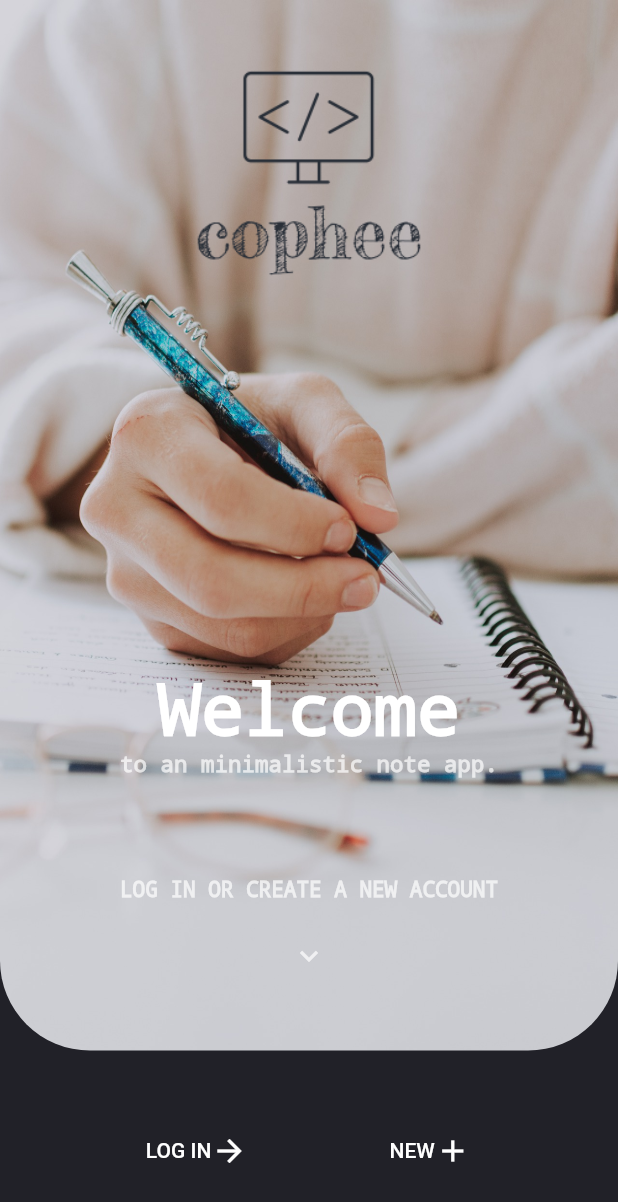
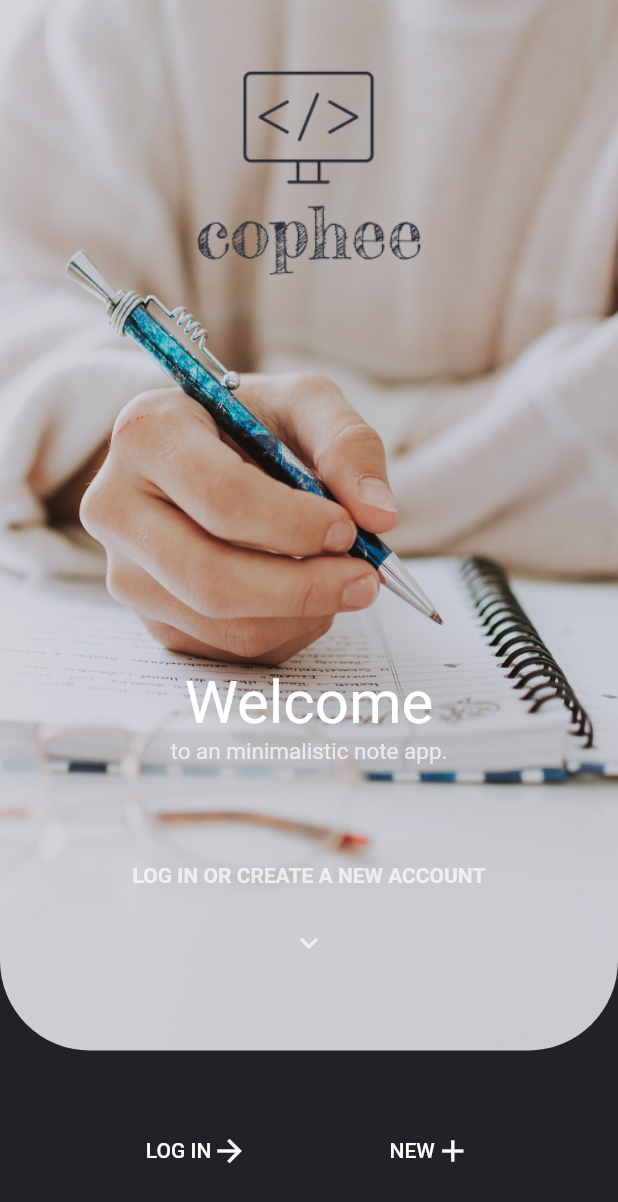
Before and after one commit to powerbuilder1/TodoApp, a Flutter app: the screen it shows after launch, on a phone screen of 412 x 824 dp. Shown: the top 1202 px of the screen. Run offline on Flutter 3.47's test engine with Material 2 defaults, Android fonts, the phone set to English and light mode, and no system bars; our stand-ins replace cloud_firestore, firebase_auth, firebase_core, flutter_slidable, flutter_spinkit; accounts and stored records are empty.

Commit message:
logo / index text + func button

```diff
--- a/todoApp/lib/screens/authenticate/sign_in.dart
+++ b/todoApp/lib/screens/authenticate/sign_in.dart
@@ -73,6 +73,7 @@ class _SignInState extends State<SignIn> {
                       loading = true;
                     });
                     dynamic result = await _auth.signInWithEmailAndPassword(email, password);
+                    Navigator.pop(context);
                     if(result == null) {
                       setState(() {
                         loading = false;
--- a/todoApp/lib/screens/index/index.dart
+++ b/todoApp/lib/screens/index/index.dart
@@ -1,13 +1,24 @@
 import 'package:flutter/material.dart';
 import 'package:todoApp/models/global.dart';
+import 'package:todoApp/screens/authenticate/authenticate.dart';
 
-class Index extends StatelessWidget {
+class Index extends StatefulWidget {
+  @override
+  _IndexState createState() => _IndexState();
+}
+
+class _IndexState extends State<Index> {
+
+  bool showLogin = false;
+  bool showRegister = false;
+
   @override
   Widget build(BuildContext context) {
 
     final mq = MediaQuery.of(context).size;
 
-    return Stack(
+      return Scaffold(
+        body: Stack(
           children: [
             Container(
               color: darkGreyColor,
@@ -32,7 +43,9 @@ class Index extends StatelessWidget {
                             ),
                         ],
                       ),
-                  onPressed: () {},
+                      onPressed: () {
+                        Navigator.push(context, MaterialPageRoute(builder: (context) => Authenticate(showSignIn: true)));
+                      },
                     ),
                     SizedBox(width: mq.width * 0.15),
                     FlatButton(
@@ -50,7 +63,9 @@ class Index extends StatelessWidget {
                             ),
                         ],
                       ),
-                  onPressed: () {},
+                      onPressed: () {
+                        Navigator.push(context, MaterialPageRoute(builder: (context) => Authenticate(showSignIn: false)));
+                      },
                     ),
                   ],
                 ),
@@ -85,6 +100,7 @@ class Index extends StatelessWidget {
                     Text(
                       'Welcome',
                       style: TextStyle(
+                        fontSize: 40.0,
                         color: Colors.white,
                         decoration: TextDecoration.none,
                       ),
@@ -117,6 +133,7 @@ class Index extends StatelessWidget {
               ),
             ),
           ],
+        ),
       );
   }
 }
--- a/todoApp/lib/screens/wrapper.dart
+++ b/todoApp/lib/screens/wrapper.dart
@@ -11,6 +11,8 @@ class Wrapper extends StatelessWidget {
 
     final user = Provider.of<CustomUser>(context);
 
+    print(user);
+
     if(user != null) {
       return Home();
     } else {
```
Lines whose indentation alone changed are shown as unchanged.
